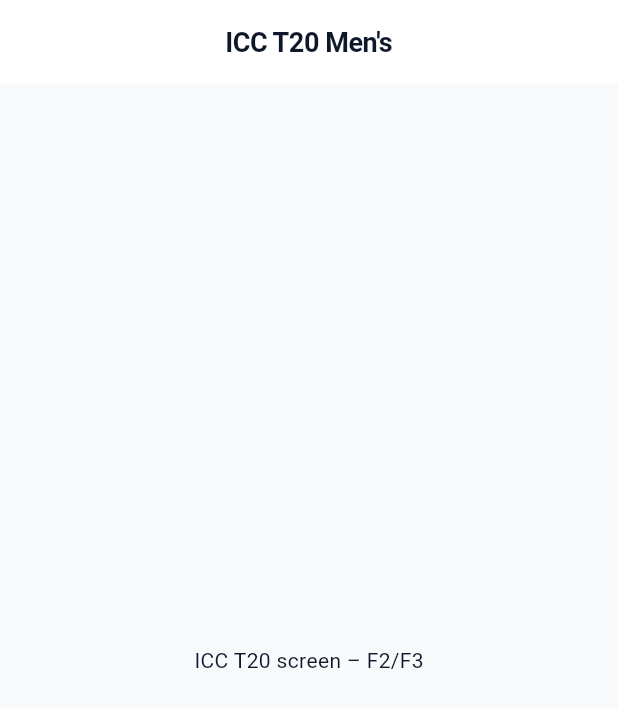
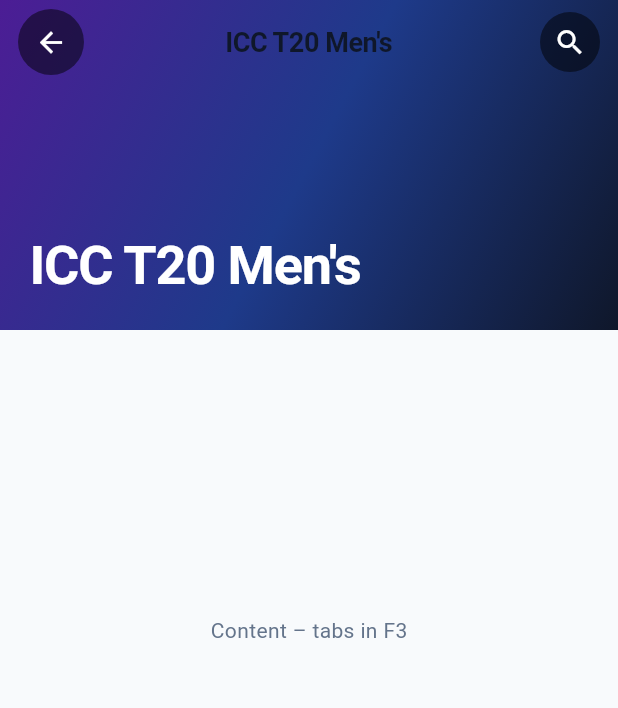
Before and after one commit to SaeefMinhaz/flutter_complex_ui_guide, a Flutter app: the screen it shows after launch, on a phone screen of 412 x 824 dp. Shown: the top 708 px of the screen. Run offline on Flutter 3.47's test engine with Material 3 defaults, Android fonts, the phone set to English and light mode, and no system bars.

Commit message:
collapsing cover and sticky ICC T20 Men’s title added

```diff
--- a/lib/features/icc_t20_screen/icc_t20_screen.dart
+++ b/lib/features/icc_t20_screen/icc_t20_screen.dart
@@ -1,16 +1,96 @@
 import 'package:flutter/material.dart';
 
 import '../../core/constants/app_constants.dart';
+import '../../core/theme/theme.dart';
+import 'widgets/header_icon_button.dart';
 
-/// Main ICC T20 screen (collapsing header + tabs). To be implemented in F2–F3.
+/// Main ICC T20 screen with collapsing cover and sticky title (F2). Tabs in F3.
 class IccT20Screen extends StatelessWidget {
   const IccT20Screen({super.key});
+
+  static const double _headerExpandedHeight = 220;
 
   @override
   Widget build(BuildContext context) {
     return Scaffold(
-      appBar: AppBar(title: Text(AppConstants.appTitle)),
-      body: const Center(child: Text('ICC T20 screen – F2/F3')),
+      body: CustomScrollView(
+        slivers: [
+          SliverAppBar(
+            expandedHeight: _headerExpandedHeight,
+            pinned: true,
+            stretch: true,
+            backgroundColor: AppColors.background,
+            leading: Padding(
+              padding: const EdgeInsets.only(left: 12),
+              child: HeaderIconButton(
+                icon: Icons.arrow_back,
+                onPressed: () => Navigator.of(context).maybePop(),
+              ),
+            ),
+            actions: [
+              Padding(
+                padding: const EdgeInsets.only(right: 12),
+                child: HeaderIconButton(
+                  icon: Icons.search,
+                  onPressed: () {},
+                ),
+              ),
+            ],
+            title: Text(
+              AppConstants.appTitle,
+              style: AppTextStyles.screenTitleSticky,
+            ),
+            flexibleSpace: FlexibleSpaceBar(
+              background: _CoverBackground(height: _headerExpandedHeight),
+              titlePadding: const EdgeInsets.only(left: 20, bottom: 20),
+              centerTitle: false,
+              title: Text(
+                AppConstants.appTitle,
+                style: AppTextStyles.screenTitle,
+              ),
+            ),
+          ),
+          SliverToBoxAdapter(
+            child: SizedBox(
+              height: 400,
+              child: Center(
+                child: Text(
+                  'Content – tabs in F3',
+                  style: AppTextStyles.body.copyWith(color: AppColors.textSecondary),
+                ),
+              ),
+            ),
+          ),
+        ],
+      ),
     );
   }
 }
+
+/// Cover area: gradient placeholder (replace with Image when asset is added).
+class _CoverBackground extends StatelessWidget {
+  const _CoverBackground({required this.height});
+
+  final double height;
+
+  @override
+  Widget build(BuildContext context) {
+    return SizedBox(
+      height: height,
+      width: double.infinity,
+      child: DecoratedBox(
+        decoration: const BoxDecoration(
+          gradient: LinearGradient(
+            begin: Alignment.topLeft,
+            end: Alignment.bottomRight,
+            colors: [
+              Color(0xFF4C1D95),
+              Color(0xFF1E3A8A),
+              Color(0xFF0F172A),
+            ],
+          ),
+        ),
+      ),
+    );
+  }
+}
--- /dev/null
+++ b/lib/features/icc_t20_screen/widgets/header_icon_button.dart
@@ -0,0 +1,36 @@
+import 'package:flutter/material.dart';
+
+import '../../../core/theme/app_colors.dart';
+import '../../../core/theme/app_radius.dart';
+
+/// Circular icon button for header overlay (back, search). Dark semi-transparent bg.
+class HeaderIconButton extends StatelessWidget {
+  const HeaderIconButton({
+    super.key,
+    required this.icon,
+    required this.onPressed,
+  });
+
+  final IconData icon;
+  final VoidCallback onPressed;
+
+  @override
+  Widget build(BuildContext context) {
+    return Material(
+      color: Colors.transparent,
+      child: InkWell(
+        onTap: onPressed,
+        borderRadius: BorderRadius.circular(AppRadius.iconButton),
+        child: Container(
+          width: 40,
+          height: 40,
+          decoration: BoxDecoration(
+            color: AppColors.headerButtonBg,
+            shape: BoxShape.circle,
+          ),
+          child: Icon(icon, color: AppColors.headerButtonIcon, size: 22),
+        ),
+      ),
+    );
+  }
+}
```
